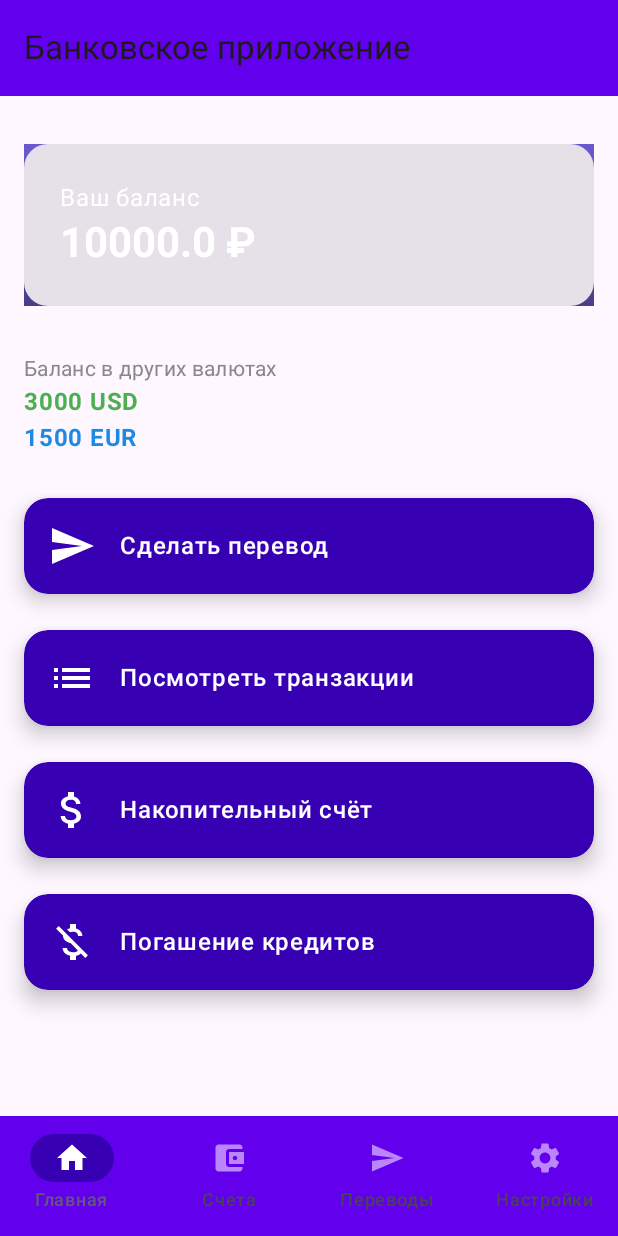
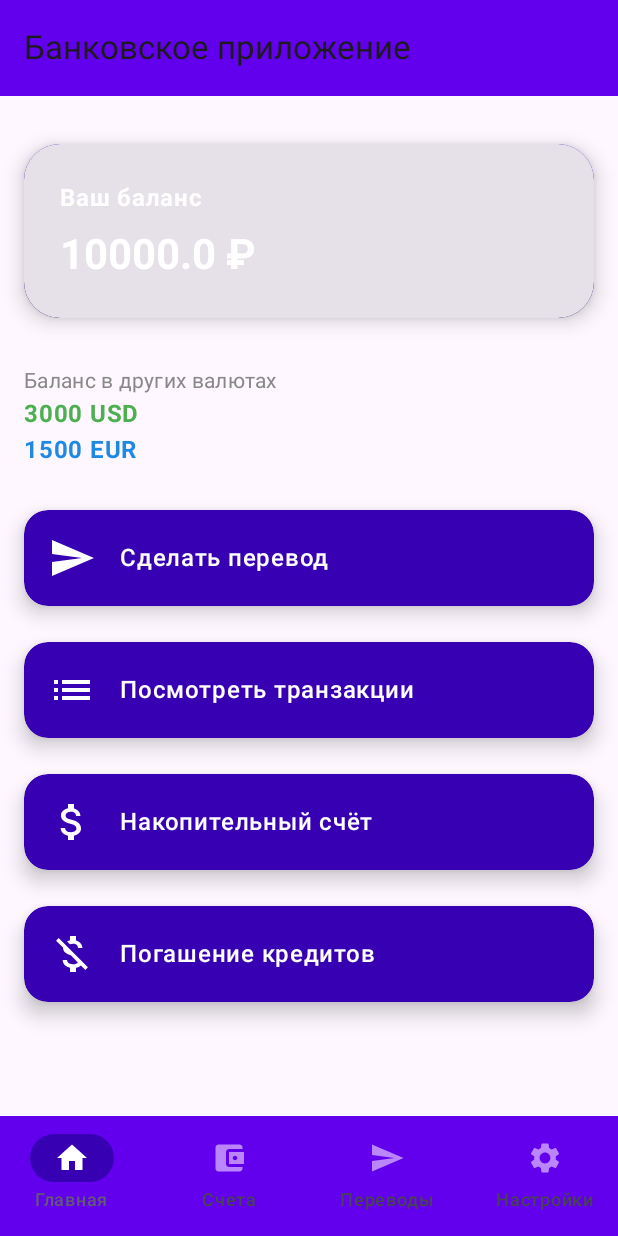
Before and after one commit to Logo95/mobile_dev, an Android app built with Jetpack Compose: the screen it shows after launch (MainActivity), on a phone screen of 412 x 824 dp. Run offline under Robolectric (Android 15) with nearby library versions, the phone set to English and light mode, and no system bars.

Commit message:
latest version

```diff
--- a/app/src/main/java/com/example/bankapp/MainActivity.kt
+++ b/app/src/main/java/com/example/bankapp/MainActivity.kt
@@ -155,10 +155,11 @@ fun HomeScreen(navController: NavHostController, balance: MutableState<Double>)
     ) {
         // Карточка с балансом
         Card(
-            shape = RoundedCornerShape(16.dp),
+            shape = RoundedCornerShape(24.dp),  // Сделаем углы более мягкими
             modifier = Modifier
                 .fillMaxWidth()
                 .padding(vertical = 16.dp)
+                .shadow(8.dp, RoundedCornerShape(24.dp))  // Добавляем более мягкую тень
                 .background(
                     Brush.verticalGradient(
                         colors = listOf(Color(0xFF6A5ACD), Color(0xFF483D8B))
@@ -171,13 +172,15 @@ fun HomeScreen(navController: NavHostController, balance: MutableState<Double>)
                 Text(
                     text = "Ваш баланс",
                     style = MaterialTheme.typography.bodyLarge,
-                    color = Color.White
+                    color = Color.White,
+                    fontWeight = FontWeight.Bold
                 )
                 Text(
                     text = "${balance.value} ₽",
                     style = MaterialTheme.typography.headlineMedium,
                     fontWeight = FontWeight.Bold,
-                    color = Color.White
+                    color = Color.White,
+                    modifier = Modifier.padding(top = 8.dp)  // Добавим отступ сверху
                 )
             }
         }
```
